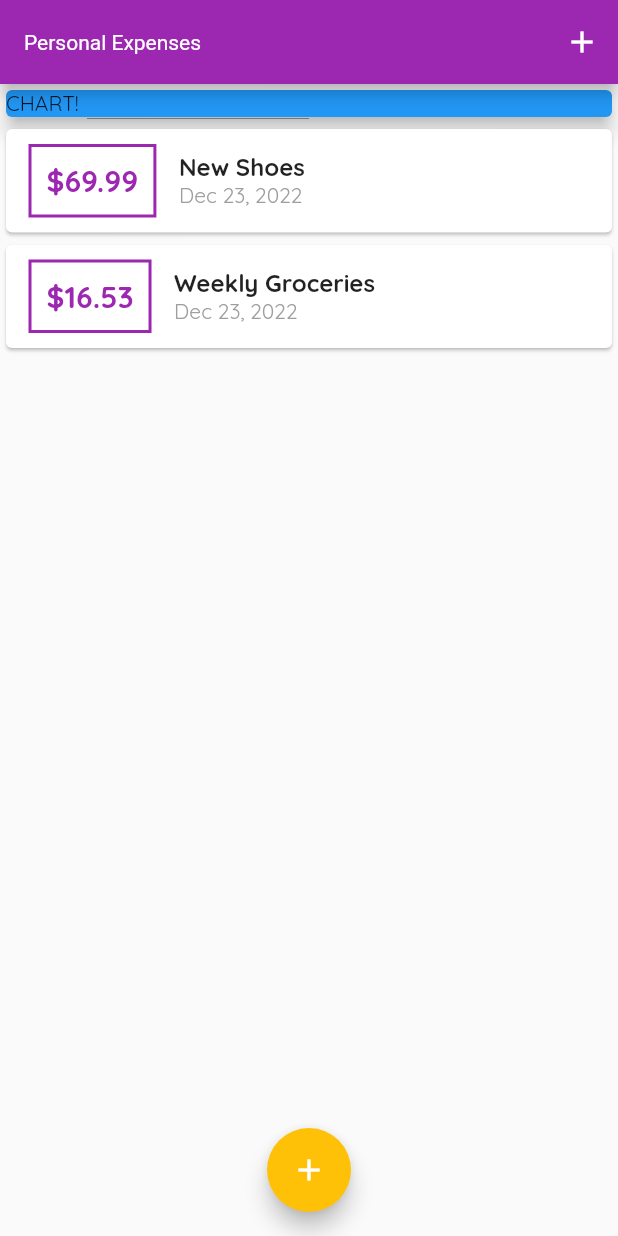
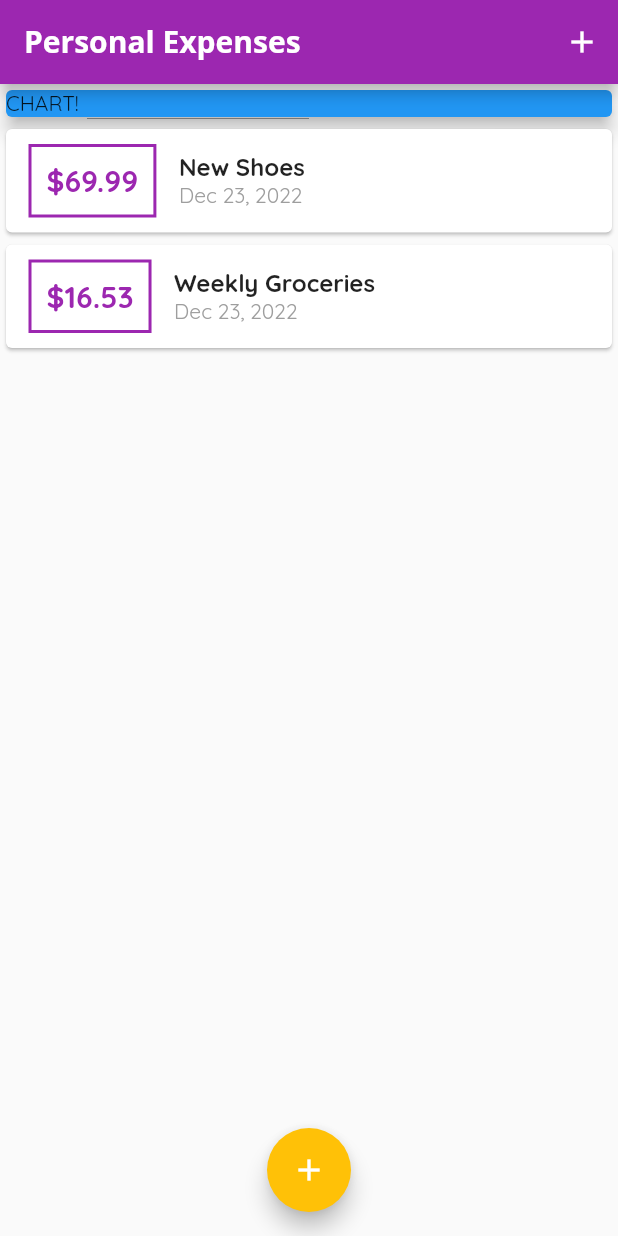
Before and after one commit to NishantWankhade/Flutter_Udemy_expense_planner, a Flutter app: the screen it shows after launch, on a phone screen of 412 x 824 dp. Run offline on Flutter 3.47's test engine with Material 2 defaults, Android fonts, the phone set to English and light mode, and no system bars.

Commit message:
titleTextStyle of an appBar text

```diff
--- a/lib/main.dart
+++ b/lib/main.dart
@@ -16,13 +16,12 @@ class MyApp extends StatelessWidget {
         colorScheme: ColorScheme.fromSwatch(primarySwatch: Colors.purple)
             .copyWith(secondary: Colors.amber),
         fontFamily: 'Quicksand',
-        appBarTheme: AppBarTheme(
-          titleTextStyle: ThemeData.dark()
-              .textTheme
-              .copyWith(
-                titleSmall: TextStyle(fontFamily: 'OpenSans'),
-              )
-              .titleLarge,
+        appBarTheme: const AppBarTheme(
+          titleTextStyle: TextStyle(
+            fontSize: 20,
+            fontFamily: 'OpenSans',
+            fontWeight: FontWeight.bold,
+          ),
         ),
       ),
       home: MyHomePage(),
```
